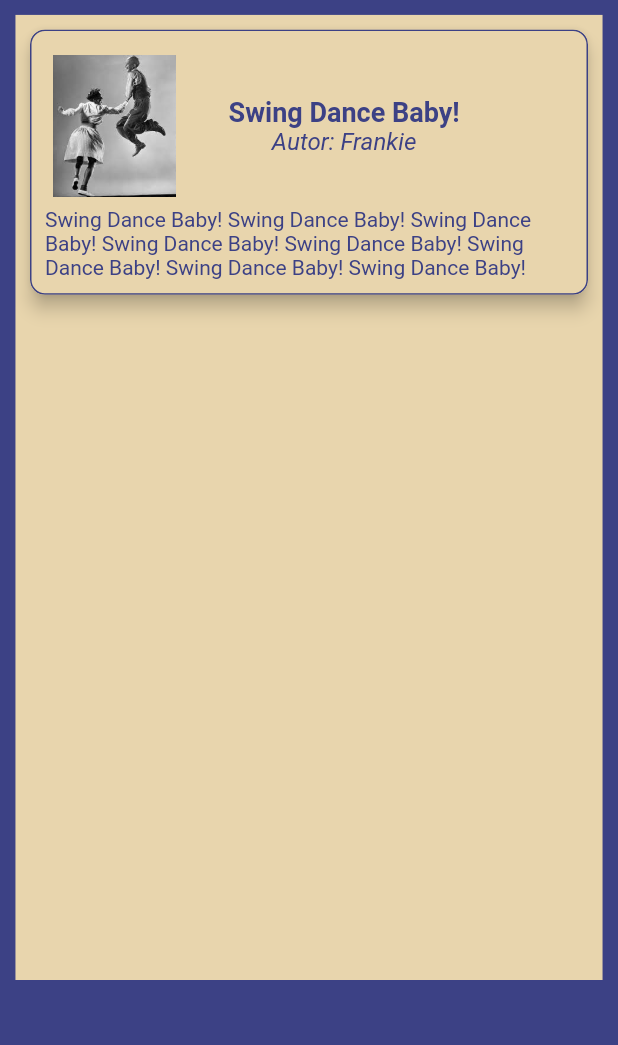
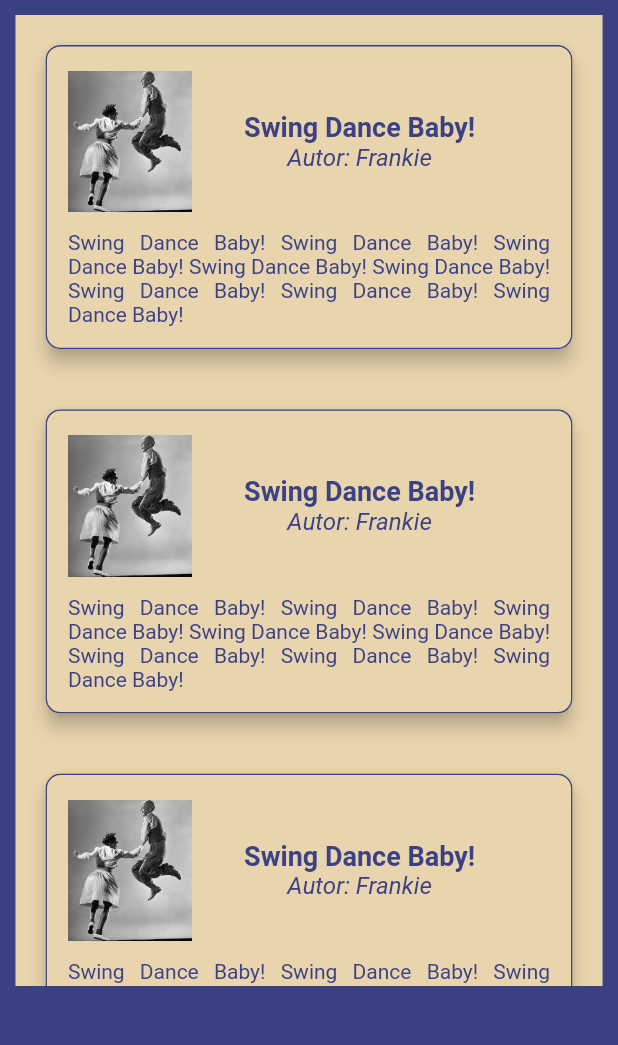
Before and after one commit to FredAPP/lindy, a Flutter app: the ArticlesPage screen opened directly, on a phone screen of 412 x 824 dp, the part 100-1145 px from its top. Run offline on Flutter 3.47's test engine with Material 2 defaults, Android fonts, the phone set to English and light mode, and no system bars; our stand-ins replace persistent_bottom_nav_bar, youtube_player_flutter.

Commit message:
Refatoracao das páginas articles_page e lindyappbar

```diff
--- a/lib/pages/articles_page.dart
+++ b/lib/pages/articles_page.dart
@@ -5,8 +5,9 @@ class ArticlesPage extends StatelessWidget {
   @override
   Widget build(BuildContext context) {
     var screenSize = MediaQuery.of(context).size;
-    var height = screenSize.height;
+    // var height = screenSize.height;
     var width = screenSize.width;
+    var heightBody = screenSize.height - 156; //Tamanho do body
 
     return SafeArea(
       child: Scaffold(
@@ -15,23 +16,46 @@ class ArticlesPage extends StatelessWidget {
         body: Column(
           children: [
             LindyAppBar(),
-            Stack(
-              children: [
             Container(
               width: width,
-                  height: height - 160, //Confirmar essa configuração
+              height: heightBody,
               decoration: BoxDecoration(
+                borderRadius:
+                    BorderRadius.circular(5), //Colocar a borda interna
                 color: Color.fromRGBO(232, 213, 173, 1),
                 border: Border.all(
                   color: Color.fromRGBO(60, 65, 133, 1),
                   width: width * 0.025,
                 ),
               ),
+              child: Container(
+                height: heightBody,
+                child: ListView(
+                  children: <Widget>[
+                    lindyCard(context),
+                    lindyCard(context),
+                    lindyCard(context),
+                    lindyCard(context),
+                    lindyCard(context),
+                    lindyCard(context),
+                  ],
                 ),
-                // Inicio card do artigo
-                Column(
-                  children: <Widget>[
-                    Card(
+              ),
+            ),
+          ],
+        ),
+      ),
+    );
+  }
+}
+
+Widget lindyCard(context) {
+  //remover context
+  var screenSize = MediaQuery.of(context).size;
+  var height = screenSize.height;
+  var width = screenSize.width;
+  // var heightBody = screenSize.height - 160;
+  return Card(
     child: Padding(
       padding: const EdgeInsets.all(10.0),
       child: Column(
@@ -41,15 +65,13 @@ class ArticlesPage extends StatelessWidget {
             child: Row(
               children: [
                 Image(
-                                    image: AssetImage(
-                                        "assets/images/background.jpeg"),
+                  image: AssetImage("assets/images/background.jpeg"),
                   height: height * 0.12,
                   width: width * 0.20,
                   fit: BoxFit.fitWidth,
                 ),
                 Padding(
-                                    padding:
-                                        const EdgeInsets.fromLTRB(35, 0, 0, 0),
+                  padding: const EdgeInsets.only(left: 35),
                   child: Column(
                     children: [
                       Text(
@@ -57,16 +79,14 @@ class ArticlesPage extends StatelessWidget {
                         style: TextStyle(
                             fontSize: 18,
                             fontWeight: FontWeight.bold,
-                                              color: Color.fromRGBO(
-                                                  60, 65, 133, 1)),
+                            color: Color.fromRGBO(60, 65, 133, 1)),
                       ),
                       Text(
                         "Autor: Frankie",
                         style: TextStyle(
                             fontSize: 16,
                             fontStyle: FontStyle.italic,
-                                              color: Color.fromRGBO(
-                                                  60, 65, 133, 1)),
+                            color: Color.fromRGBO(60, 65, 133, 1)),
                       ),
                     ],
                   ),
@@ -74,10 +94,13 @@ class ArticlesPage extends StatelessWidget {
               ],
             ),
           ),
-                            Text(
+          Padding(
+            padding: const EdgeInsets.all(5.0),
+            child: Text(
               "Swing Dance Baby! Swing Dance Baby! Swing Dance Baby! Swing Dance Baby! Swing Dance Baby! Swing Dance Baby! Swing Dance Baby! Swing Dance Baby!",
-                              style: TextStyle(
-                                  color: Color.fromRGBO(60, 65, 133, 1)),
+              textAlign: TextAlign.justify,
+              style: TextStyle(color: Color.fromRGBO(60, 65, 133, 1)),
+            ),
           ),
         ],
       ),
@@ -93,14 +116,5 @@ class ArticlesPage extends StatelessWidget {
         )),
     elevation: 5,
     margin: EdgeInsets.all(20),
-                    ),
-                  ],
-                ),
-              ],
-            ),
-          ],
-        ),
-      ),
   );
 }
-}
--- a/lib/widgets/lindyappbar.dart
+++ b/lib/widgets/lindyappbar.dart
@@ -4,7 +4,7 @@ class LindyAppBar extends StatelessWidget {
   @override
   Widget build(BuildContext context) {
     var screenSize = MediaQuery.of(context).size;
-    var height = screenSize.height;
+    // var height = screenSize.height;
     var width = screenSize.width;
     return Container(
       decoration: BoxDecoration(
```
Lines whose indentation alone changed are shown as unchanged.
